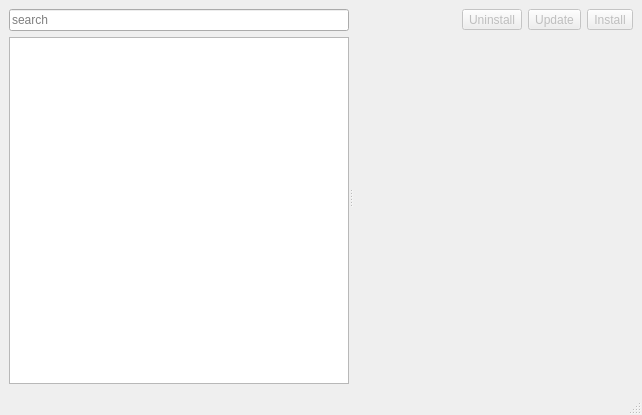
Icosahunter/omnipkg, file src/omnipkg/mainwindow.ui: the form before one commit.
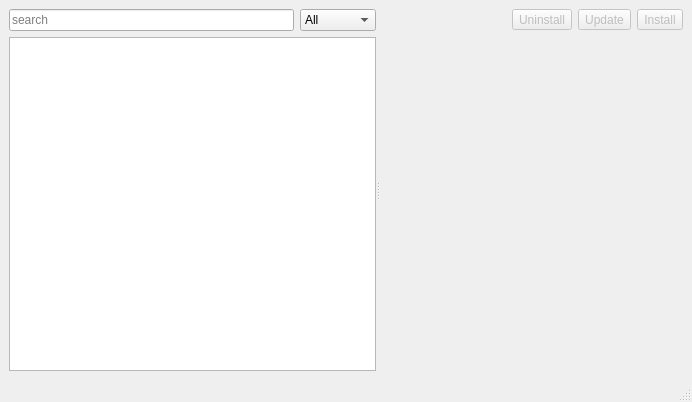
The form after the commit.

Commit message: Fix justfile, fix snap icon parsing, start on updates/installed option in gui

The edit to the form file:
```diff
--- a/src/omnipkg/mainwindow.ui
+++ b/src/omnipkg/mainwindow.ui
@@ -6,8 +6,8 @@
    <rect>
     <x>0</x>
     <y>0</y>
-    <width>642</width>
-    <height>415</height>
+    <width>692</width>
+    <height>402</height>
    </rect>
   </property>
   <property name="windowTitle">
@@ -39,6 +39,25 @@
               </property>
              </widget>
             </item>
+            <item>
+             <widget class="QComboBox" name="searchComboBox">
+              <item>
+               <property name="text">
+                <string>All</string>
+               </property>
+              </item>
+              <item>
+               <property name="text">
+                <string>Updates</string>
+               </property>
+              </item>
+              <item>
+               <property name="text">
+                <string>Installed</string>
+               </property>
+              </item>
+             </widget>
+            </item>
            </layout>
           </item>
           <item>
```
Left out of the diff: 4 changed lines with no effect on the pictures. The commit also changes 2 other files.
